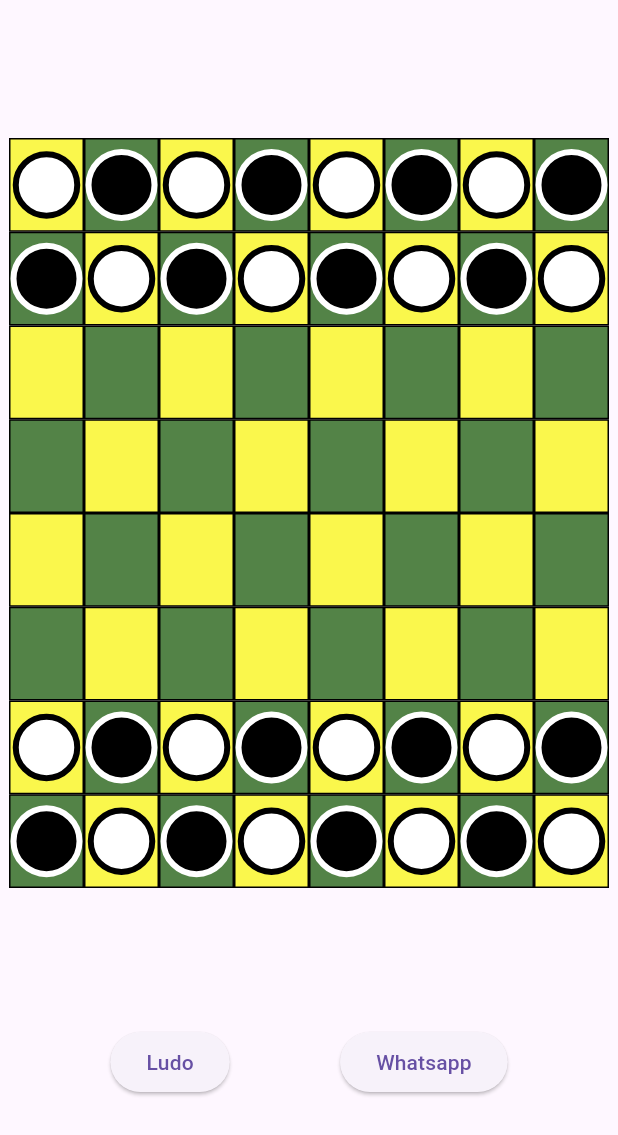
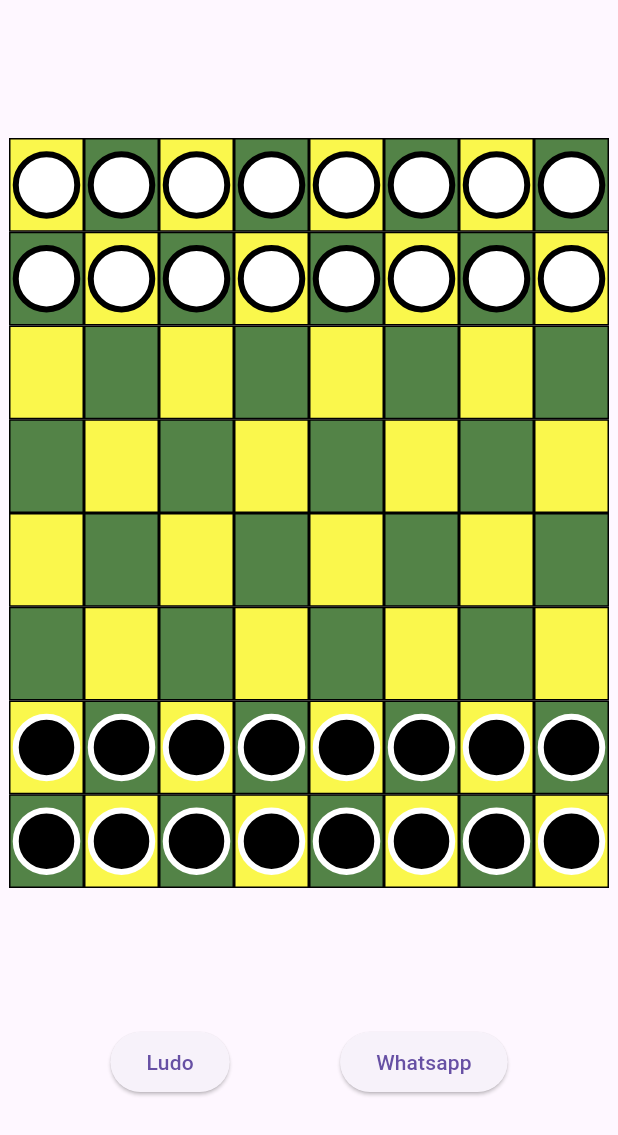
Before and after one commit to Rao-Umair-Ali/ecommerceapp, a Flutter app: the screen it shows after launch, on a phone screen of 412 x 824 dp. Shown: the top 1135 px of the screen. Run offline on Flutter 3.47's test engine with Material 3 defaults, Android fonts, the phone set to English and light mode, and no system bars.

Commit message:
correction in chess page

```diff
--- a/lib/chess/widget/black_chess_box_with_white_value.dart
+++ b/lib/chess/widget/black_chess_box_with_white_value.dart
@@ -10,14 +10,14 @@ Widget blackChessBoxWithValue() {
     ),
     child: Center(
       child: Container(
-        width: 50, // Size of the outer container holding the icon
-        height: 50,
+        width: 45, // Size of the outer container holding the icon
+        height: 45,
         decoration: BoxDecoration(
-          color: Colors.black,
+          color: Colors.white,
           shape: BoxShape.circle,
           border: Border.all(
             style: BorderStyle.solid,
-            color: Colors.white, // Border color of the circle (icon)
+            color: Colors.black, // Border color of the circle (icon)
             width: 4, // Border width
           ),
         ),
@@ -36,8 +36,8 @@ Widget blackChessBoxWithblackValue() {
     ),
     child: Center(
       child: Container(
-        width: 50,
-        height: 50,
+        width: 45,
+        height: 45,
         decoration: BoxDecoration(
           color: Colors.black,
           shape: BoxShape.circle,
--- a/lib/chess/widget/white_chess_box_with_white_value.dart
+++ b/lib/chess/widget/white_chess_box_with_white_value.dart
@@ -39,11 +39,11 @@ Widget whiteChessBoxWithblackValue() {
         width: 45,
         height: 45,
         decoration: BoxDecoration(
-          color: Colors.white,
+          color: Colors.black,
           shape: BoxShape.circle,
           border: Border.all(
             style: BorderStyle.solid,
-            color: Colors.black, // Border color for the circle (icon)
+            color: Colors.white, // Border color for the circle (icon)
             width: 4, // Border width
           ),
         ),
```
